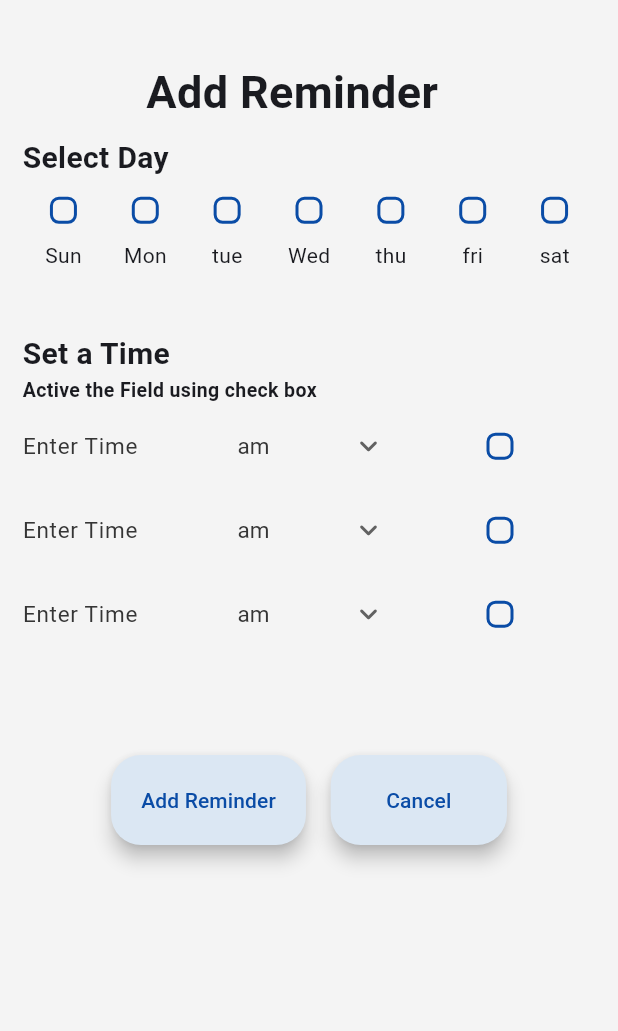
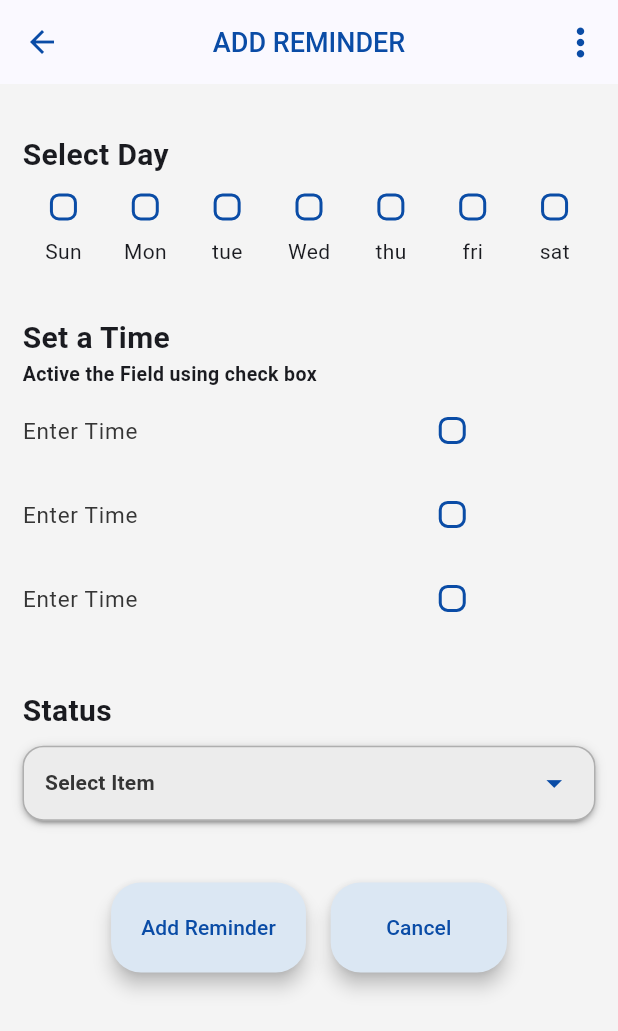
Before and after one commit to saimaboy/aarogya_meds, a Flutter app: the screen it shows after launch, on a phone screen of 412 x 824 dp. Shown: the top 1031 px of the screen. Run offline on Flutter 3.47's test engine with Material 3 defaults, Android fonts, the phone set to English and light mode, and no system bars; drawn by our look-alikes of dropdown_button2.

Commit message:
add reminder,pharmacy profile

```diff
--- a/lib/main.dart
+++ b/lib/main.dart
@@ -1,4 +1,5 @@
 import 'package:aarogya_meds/screens/Reminder/add_remider.dart';
+import 'package:aarogya_meds/screens/selected_pharmacy_screen.dart';
 import 'package:aarogya_meds/screens/wrapper.dart';
 import 'package:aarogya_meds/utils/common.dart';
 import 'package:flutter/material.dart';
--- a/lib/screens/Reminder/add_remider.dart
+++ b/lib/screens/Reminder/add_remider.dart
@@ -1,5 +1,7 @@
 
 import 'package:aarogya_meds/utils/common.dart';
+import 'package:aarogya_meds/widget/appbars/back_dots_appbar.dart';
+import 'package:dropdown_button2/dropdown_button2.dart';
 import 'package:flutter/cupertino.dart';
 import 'package:flutter/material.dart';
 
@@ -11,7 +13,11 @@ class AddReminderScreen extends StatefulWidget {
 }
 
 class _AddReminderScreenState extends State<AddReminderScreen> {
-  final TextEditingController closedTimeController =TextEditingController();
+
+  final TextEditingController oneTimeController =TextEditingController();
+  final TextEditingController twoTimeController =TextEditingController();
+  final TextEditingController threeTimeController =TextEditingController();
+
   bool sundayRadio=false;
   bool mondayRadio=false;
   bool tuesdayRadio=false;
@@ -22,28 +28,27 @@ class _AddReminderScreenState extends State<AddReminderScreen> {
   bool oneTimeRadio=false;
   bool twoTimeRadio=false;
   bool threeTimeRadio=false;
-  String? selectedvalue="am";
+  bool statusRadio=false;
+
+  final List<String> items = [
+    'Important',
+    'Before Foods',
+    'After Foods',
+  ];
+  String? selectedValue;
+
   @override
   Widget build(BuildContext context) {
 
     Size size = MediaQuery.of(context).size;
     return Scaffold(
+      appBar: BackDots(title: "ADD REMINDER"),
       body:Padding(
         padding: const EdgeInsets.symmetric(horizontal:015),
         child: ListView(
-          // mainAxisAlignment: MainAxisAlignment.start,
-          // crossAxisAlignment: CrossAxisAlignment.start,
           children: [
-            const SizedBox(height: 40,),
-            Padding(
-              padding: EdgeInsets.symmetric(horizontal: size.width*0.2),
-              child: const Text(
-                "Add Reminder",
-                style: TextStyle(fontWeight: FontWeight.w700,fontSize: 30),
-              ),
-            ),
-             SizedBox(height: size.height*0.01,),
-            Text(
+             SizedBox(height: size.height*0.04,),
+            const Text(
               "Select Day",
               style: TextStyle(fontSize: 20,fontWeight: FontWeight.w600),),
             Row(
@@ -253,15 +258,25 @@ class _AddReminderScreenState extends State<AddReminderScreen> {
                 ),
               ],
             ),
-            SizedBox(height: size.height*0.05,),
-            Text("Set a Time",style: TextStyle(fontSize: 20,fontWeight: FontWeight.w600),),
-            Text("Active the Field using check box",style: TextStyle(fontSize: 13,fontWeight: FontWeight.w600),),
+            SizedBox(height: size.height*0.04,),
+            const Text("Set a Time",style: TextStyle(fontSize: 20,fontWeight: FontWeight.w600),),
+            const Text("Active the Field using check box",style: TextStyle(fontSize: 13,fontWeight: FontWeight.w600),),
             Row(
               children: [
                 Expanded(
                   child: TextField(
-                    controller: closedTimeController,
+                    readOnly: true,
+                    controller: oneTimeController,
                     maxLines: 1,
+                    keyboardType: TextInputType.datetime,
+                    onTap:() async{
+                      final TimeOfDay? pickedTime=await showTimePicker(context: context, initialTime: TimeOfDay.now());
+                      if(pickedTime!=null){
+                        setState(() {
+                          oneTimeController.text=pickedTime.format(context);
+                        });
+                      }
+                    },
                     decoration: InputDecoration(
                       labelStyle: const TextStyle(color:AppColors.textprimary),
                       enabled: oneTimeRadio,
@@ -271,36 +286,7 @@ class _AddReminderScreenState extends State<AddReminderScreen> {
                     ),
                   ),
                 ),
-                Expanded(
-                  child: IgnorePointer(
-                    ignoring: !oneTimeRadio,
-                    child: DropdownButtonFormField(
-                        value:selectedvalue,
-                        items: <String>["am", "pm"].map((String value) {
-                          return DropdownMenuItem<String>(
-                            value: value,
-                            child: Text(value,style: const TextStyle(color: AppColors.textprimary,fontSize: 15),),
-                          );
-                        }).toList(),
-                        onChanged: (value) {
-                          setState(() {
-                            selectedvalue=value;
-                          });
-                        },
-                        icon: const Icon(Icons.keyboard_arrow_down_rounded, size: 24,),
-                        style: const TextStyle(fontSize: 16),
-                        decoration:  InputDecoration(
-                          enabled: oneTimeRadio,
-                          border: InputBorder.none,
-                          //labelText: "Select ",
-                          floatingLabelBehavior: FloatingLabelBehavior.never,
-                          fillColor: Colors.transparent,
-                          filled: true,
-                          labelStyle: const TextStyle(color: AppColors.textprimary,fontSize: 16,fontWeight: FontWeight.w700),
-                        )
-                    ),
-                  ),
-                ),
+
                 Expanded(
                     child: Row(
                       crossAxisAlignment: CrossAxisAlignment.center,
@@ -335,44 +321,24 @@ class _AddReminderScreenState extends State<AddReminderScreen> {
               children: [
                 Expanded(
                   child: TextField(
-                    controller: closedTimeController,
+                    controller: twoTimeController,
+                    readOnly: true,
                     maxLines: 1,
+                    keyboardType: TextInputType.datetime,
+                    onTap:() async{
+                      final TimeOfDay? pickedTime=await showTimePicker(context: context, initialTime: TimeOfDay.now());
+                      if(pickedTime!=null){
+                        setState(() {
+                          twoTimeController.text=pickedTime.format(context);
+                        });
+                      }
+                    },
                     decoration: InputDecoration(
                       labelStyle: const TextStyle(color:AppColors.textprimary),
                       enabled: twoTimeRadio,
                       border: InputBorder.none,
                       label: const Text("Enter Time",style: TextStyle(fontSize: 15),),
                       floatingLabelBehavior: FloatingLabelBehavior.never,
-                    ),
-                  ),
-                ),
-                Expanded(
-                  child: IgnorePointer(
-                    ignoring: !twoTimeRadio,
-                    child: DropdownButtonFormField(
-                        value:selectedvalue,
-                        items: <String>["am", "pm"].map((String value) {
-                          return DropdownMenuItem<String>(
-                            value: value,
-                            child: Text(value,style: const TextStyle(color: AppColors.textprimary,fontSize: 15),),
-                          );
-                        }).toList(),
-                        onChanged: (value) {
-                          setState(() {
-                            selectedvalue=value;
-                          });
-                        },
-                        icon: const Icon(Icons.keyboard_arrow_down_rounded, size: 24,),
-                        style: const TextStyle(fontSize: 16),
-                        decoration:  InputDecoration(
-                          enabled: twoTimeRadio,
-                          border: InputBorder.none,
-                          //labelText: "Select ",
-                          floatingLabelBehavior: FloatingLabelBehavior.never,
-                          fillColor: Colors.transparent,
-                          filled: true,
-                          labelStyle: TextStyle(color: AppColors.textprimary,fontSize: 16,fontWeight: FontWeight.w700),
-                        )
                     ),
                   ),
                 ),
@@ -410,44 +376,24 @@ class _AddReminderScreenState extends State<AddReminderScreen> {
               children: [
                 Expanded(
                   child: TextField(
-                    controller: closedTimeController,
+                    controller: threeTimeController,
                     maxLines: 1,
+                    readOnly: true,
+                    keyboardType: TextInputType.datetime,
+                    onTap:() async{
+                      final TimeOfDay? pickedTime=await showTimePicker(context: context, initialTime: TimeOfDay.now());
+                      if(pickedTime!=null){
+                        setState(() {
+                          threeTimeController.text=pickedTime.format(context);
+                        });
+                      }
+                    },
                     decoration: InputDecoration(
                       labelStyle: const TextStyle(color:AppColors.textprimary),
                       enabled: threeTimeRadio,
                       border: InputBorder.none,
                       label: const Text("Enter Time",style: TextStyle(fontSize: 15),),
                       floatingLabelBehavior: FloatingLabelBehavior.never,
-                    ),
-                  ),
-                ),
-                Expanded(
-                  child: IgnorePointer(
-                    ignoring: !threeTimeRadio,
-                    child: DropdownButtonFormField(
-                        value:selectedvalue,
-                        items: <String>["am", "pm"].map((String value) {
-                          return DropdownMenuItem<String>(
-                            value: value,
-                            child: Text(value,style: const TextStyle(color: AppColors.textprimary,fontSize: 15),),
-                          );
-                        }).toList(),
-                        onChanged: (value) {
-                          setState(() {
-                            selectedvalue=value;
-                          });
-                        },
-                        icon: const Icon(Icons.keyboard_arrow_down_rounded, size: 24,),
-                        style: const TextStyle(fontSize: 16),
-                        decoration:  InputDecoration(
-                          enabled: threeTimeRadio,
-                          border: InputBorder.none,
-                          //labelText: "Select ",
-                          floatingLabelBehavior: FloatingLabelBehavior.never,
-                          fillColor: Colors.transparent,
-                          filled: true,
-                          labelStyle: const TextStyle(color: AppColors.textprimary,fontSize: 16,fontWeight: FontWeight.w700),
-                        )
                     ),
                   ),
                 ),
@@ -480,7 +426,89 @@ class _AddReminderScreenState extends State<AddReminderScreen> {
                 ))
               ],
             ),
-            SizedBox(height: size.height*0.08,),
+            SizedBox(height: size.height*0.04,),
+            const Text(
+              "Status",
+              style: TextStyle(fontSize: 20,fontWeight: FontWeight.w600),),
+              SizedBox(height: size.height*0.01,),
+            DropdownButtonHideUnderline(
+              child: DropdownButton2<String>(
+                isExpanded: true,
+                hint: const Row(
+                  children: [
+                    Expanded(
+                      child: Text(
+                        'Select Item',
+                        style: TextStyle(
+                          fontSize: 14,
+                          fontWeight: FontWeight.bold,
+                          color: AppColors.textprimary,
+                        ),
+                        overflow: TextOverflow.ellipsis,
+                      ),
+                    ),
+                  ],
+                ),
+                items: items
+                    .map((String item) => DropdownMenuItem<String>(
+                  value: item,
+                  child: Text(
+                    item,
+                    style: const TextStyle(
+                      fontSize: 14,
+                      fontWeight: FontWeight.bold,
+                      color: AppColors.textprimary,
+                    ),
+                    overflow: TextOverflow.ellipsis,
+                  ),
+                ))
+                    .toList(),
+                value: selectedValue,
+                onChanged: (String? value) {
+                  setState(() {
+                    selectedValue = value;
+                  });
+                },
+                buttonStyleData: ButtonStyleData(
+                  height: 50,
+                  width: 160,
+                  padding: const EdgeInsets.only(left: 14, right: 14),
+                  decoration: BoxDecoration(
+                    borderRadius: BorderRadius.circular(14),
+                    border: Border.all(
+                      color: Colors.black26,
+                    ),
+                    color: AppColors.white,
+                  ),
+                  elevation: 2,
+                ),
+                iconStyleData: const IconStyleData(
+                  icon: Icon(
+                    Icons.arrow_drop_down,
+                  ),
+                  iconSize: 25,
+                  iconEnabledColor: AppColors.primary,
+                ),
+                dropdownStyleData: DropdownStyleData(
+                  maxHeight: size.height*0.2,
+                  decoration: BoxDecoration(
+                    borderRadius: BorderRadius.circular(14),
+                    color: AppColors.white,
+                  ),
+                  offset: const Offset(0, 0),
+                  scrollbarTheme: ScrollbarThemeData(
+                    radius: const Radius.circular(40),
+                    thickness: MaterialStateProperty.all<double>(6),
+                    thumbVisibility: MaterialStateProperty.all<bool>(true),
+                  ),
+                ),
+                menuItemStyleData: const MenuItemStyleData(
+                  height: 40,
+                  padding: EdgeInsets.only(left: 14, right: 14),
+                ),
+              ),
+            ),
+            SizedBox(height: size.height*0.05,),
             Padding(
               padding: EdgeInsets.symmetric(horizontal: size.width*0.1),
               child: Row(
--- a/pubspec.yaml
+++ b/pubspec.yaml
@@ -36,6 +36,7 @@ dependencies:
   # Use with the CupertinoIcons class for iOS style icons.
   cupertino_icons: ^1.0.6
   hexcolor: ^3.0.1
+  dropdown_button2: ^2.3.9
 
 dev_dependencies:
   flutter_test:
@@ -63,6 +64,7 @@ flutter:
   assets:
     - lib/assets/
     - lib/assets/icons/
+    - lib/assets/images/
   #   - images/a_dot_ham.jpeg
 
   # An image asset can refer to one or more resolution-specific "variants", see
```
Also changed, not shown: lib/screens/selected_pharmacy_screen.dart (added, +211 -0 lines), lib/assets/images/pharmacy.jpeg (added), lib/assets/images/pharmacy_2.jpeg (added), pubspec.lock.
